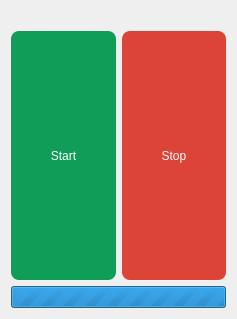
This is main.ui in SajjadAemmi/Puzzle15AI as Qt 5 draws it before an edit. The edited form follows.
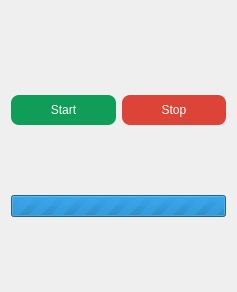
This is the edited form.

```diff
--- a/main.ui
+++ b/main.ui
@@ -7,7 +7,7 @@
     <x>0</x>
     <y>0</y>
     <width>237</width>
-    <height>319</height>
+    <height>292</height>
    </rect>
   </property>
   <property name="windowTitle">
@@ -42,7 +42,7 @@
      <item>
       <widget class="QPushButton" name="btn_start">
        <property name="sizePolicy">
-        <sizepolicy hsizetype="Minimum" vsizetype="Preferred">
+        <sizepolicy hsizetype="Minimum" vsizetype="Fixed">
          <horstretch>0</horstretch>
          <verstretch>0</verstretch>
         </sizepolicy>
@@ -61,7 +61,7 @@
      <item>
       <widget class="QPushButton" name="btn_stop">
        <property name="sizePolicy">
-        <sizepolicy hsizetype="Minimum" vsizetype="Preferred">
+        <sizepolicy hsizetype="Minimum" vsizetype="Fixed">
          <horstretch>0</horstretch>
          <verstretch>0</verstretch>
         </sizepolicy>
```
Left out of the diff: 2 changed lines with no effect on the pictures.
